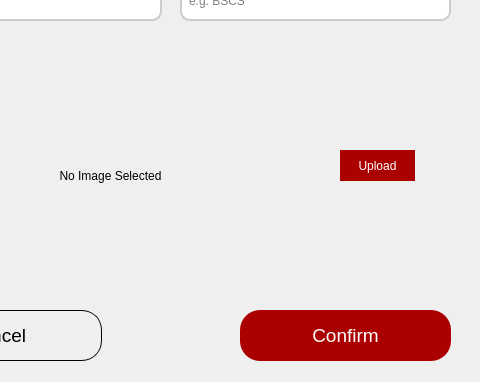
Qt form src/frontend/updatePerson.ui (brexer/lost-and-found-system) before a commit; both pictures show x 120 to 600 and y 300 to 682 of the 600 by 682 pixel window.
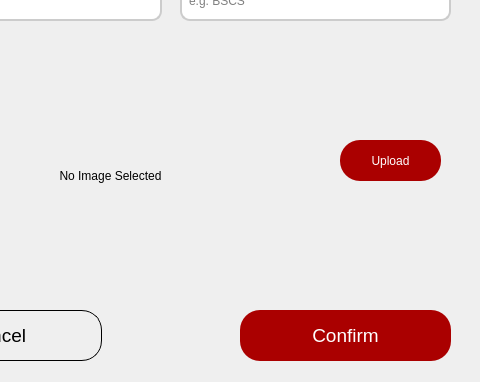
The same form after that commit.

```diff
--- a/src/frontend/updatePerson.ui
+++ b/src/frontend/updatePerson.ui
@@ -10,6 +10,18 @@
     <height>682</height>
    </rect>
   </property>
+  <property name="minimumSize">
+   <size>
+    <width>600</width>
+    <height>682</height>
+   </size>
+  </property>
+  <property name="maximumSize">
+   <size>
+    <width>600</width>
+    <height>682</height>
+   </size>
+  </property>
   <property name="windowTitle">
    <string>Dialog</string>
   </property>
@@ -311,9 +323,9 @@
    <property name="geometry">
     <rect>
      <x>460</x>
-     <y>450</y>
-     <width>75</width>
-     <height>31</height>
+     <y>440</y>
+     <width>101</width>
+     <height>41</height>
     </rect>
    </property>
    <property name="styleSheet">
```
